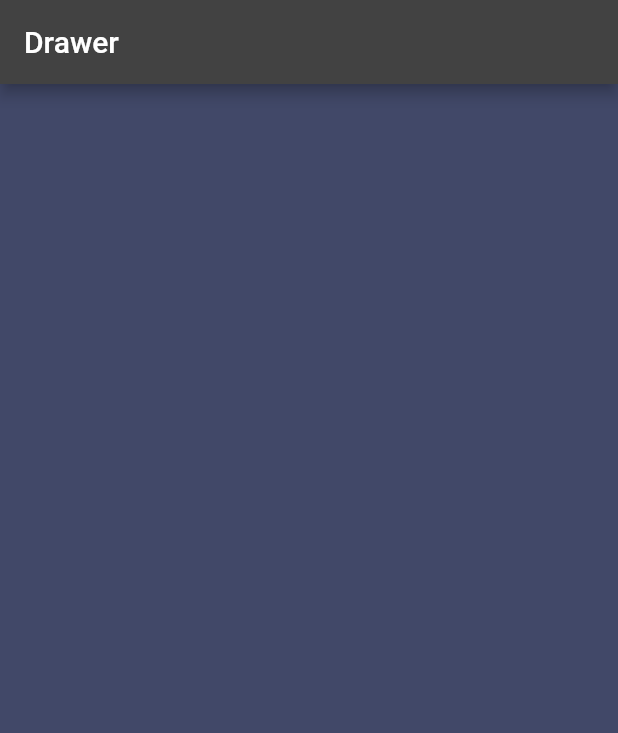
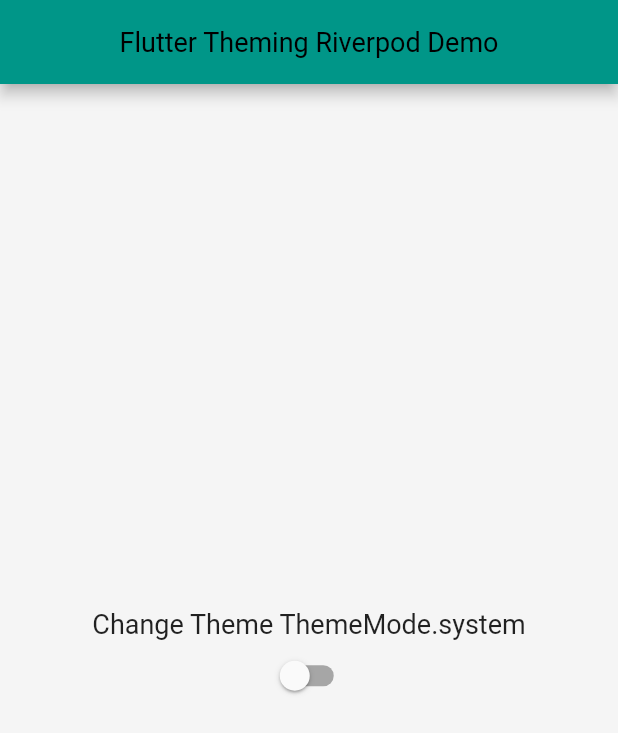
Before and after one commit to Pavel-dnipro/flutter_animations, a Flutter app: the screen it shows after launch, on a phone screen of 412 x 824 dp. Shown: the top 733 px of the screen. Run offline on Flutter 3.47's test engine with Material 2 defaults, Android fonts, the phone set to English and light mode, and no system bars; our stand-ins replace hooks_riverpod.

Commit message:
added riverpod theming

```diff
--- a/lib/main.dart
+++ b/lib/main.dart
@@ -1,35 +1,40 @@
 import 'package:flutter/material.dart';
 import 'package:flutter_animations/animated_drawer.dart';
+import 'package:flutter_animations/themes.dart';
+import 'package:flutter_animations/themes_provider.dart';
+import 'package:hooks_riverpod/hooks_riverpod.dart';
 
 void main() {
   runApp(
-    const App(),
+    const ProviderScope(child: MyApp()),
   );
 }
 
-class App extends StatelessWidget {
-  const App({
+class MyApp extends ConsumerWidget {
+  const MyApp({
+    super.key,
+  });
+  @override
+  Widget build(BuildContext context, WidgetRef ref) {
+    final themeModeState = ref.watch(themesProvider);
+    return MaterialApp(
+      theme: Themes.lightTheme,
+      darkTheme: Themes.darkTheme,
+      themeMode: themeModeState,
+      debugShowCheckedModeBanner: false,
+      home: const HomeScreen(),
+    );
+  }
+}
+
+class HomeScreen extends ConsumerWidget {
+  const HomeScreen({
     Key? key,
   }) : super(key: key);
 
   @override
-  Widget build(BuildContext context) {
-    return MaterialApp(
-      theme: ThemeData(brightness: Brightness.dark),
-      darkTheme: ThemeData(brightness: Brightness.dark),
-      themeMode: ThemeMode.dark,
-      debugShowCheckedModeBanner: false,
-      debugShowMaterialGrid: false,
-      home: const HomePage(),
-    );
-  }
-}
-
-class HomePage extends StatelessWidget {
-  const HomePage({Key? key}) : super(key: key);
-
-  @override
-  Widget build(BuildContext context) {
+  Widget build(BuildContext context, WidgetRef ref) {
+    final themeModeState = ref.watch(themesProvider);
     return AnimatedDrawer(
         drawer: Material(
           child: Container(
@@ -47,12 +52,34 @@ class HomePage extends StatelessWidget {
         ),
         child: Scaffold(
           appBar: AppBar(
-          title: const Text('Drawer'),
+            title: const Text(
+              "Flutter Theming Riverpod Demo",
+              style: TextStyle(fontSize: 18),
             ),
-        body: Container(
-          color: const Color(0xff414868),
+            centerTitle: true,
+            automaticallyImplyLeading: false,
+            backgroundColor: Colors.teal,
+          ),
+          body: Center(
+            child: Column(
+              mainAxisAlignment: MainAxisAlignment.center,
+              children: [
+                Text(
+                  "Change Theme $themeModeState",
+                  style: const TextStyle(fontSize: 18),
+                ),
+                Consumer(
+                  builder: (context, ref, child) {
+                    return Switch(
+                        value: themeModeState == ThemeMode.dark,
+                        onChanged: (value) {
+                          ref.read(themesProvider.notifier).changeTheme(value);
+                        });
+                  },
+                ),
+              ],
             ),
           ),
-    );
+        ));
   }
 }
--- /dev/null
+++ b/lib/themes.dart
@@ -0,0 +1,21 @@
+import 'package:flutter/material.dart';
+
+class Themes {
+  static final lightTheme = ThemeData(
+    brightness: Brightness.light,
+    scaffoldBackgroundColor: Colors.grey.shade100,
+    appBarTheme: AppBarTheme(
+        backgroundColor: Colors.grey.shade100,
+        titleTextStyle: const TextStyle(color: Colors.black, fontSize: 12),
+        centerTitle: false),
+  );
+
+  static final darkTheme = ThemeData(
+    brightness: Brightness.dark,
+    scaffoldBackgroundColor: const Color(0xff24283b),
+    appBarTheme: const AppBarTheme(
+        backgroundColor: Color(0xff414868),
+        titleTextStyle: TextStyle(color: Colors.white, fontSize: 18),
+        centerTitle: false),
+  );
+}
--- /dev/null
+++ b/lib/themes_provider.dart
@@ -0,0 +1,13 @@
+import 'package:flutter/material.dart';
+import 'package:hooks_riverpod/hooks_riverpod.dart';
+
+final themesProvider = StateNotifierProvider<ThemesProvider, ThemeMode?>((_) {
+  return ThemesProvider();
+});
+
+class ThemesProvider extends StateNotifier<ThemeMode?> {
+  ThemesProvider() : super(ThemeMode.system);
+  void changeTheme(bool isOn) {
+    state = isOn ? ThemeMode.dark : ThemeMode.light;
+  }
+}
```
Also changed, not shown: pubspec.yaml (+4 -5 lines), pubspec.lock. Lines whose indentation alone changed are shown as unchanged.
